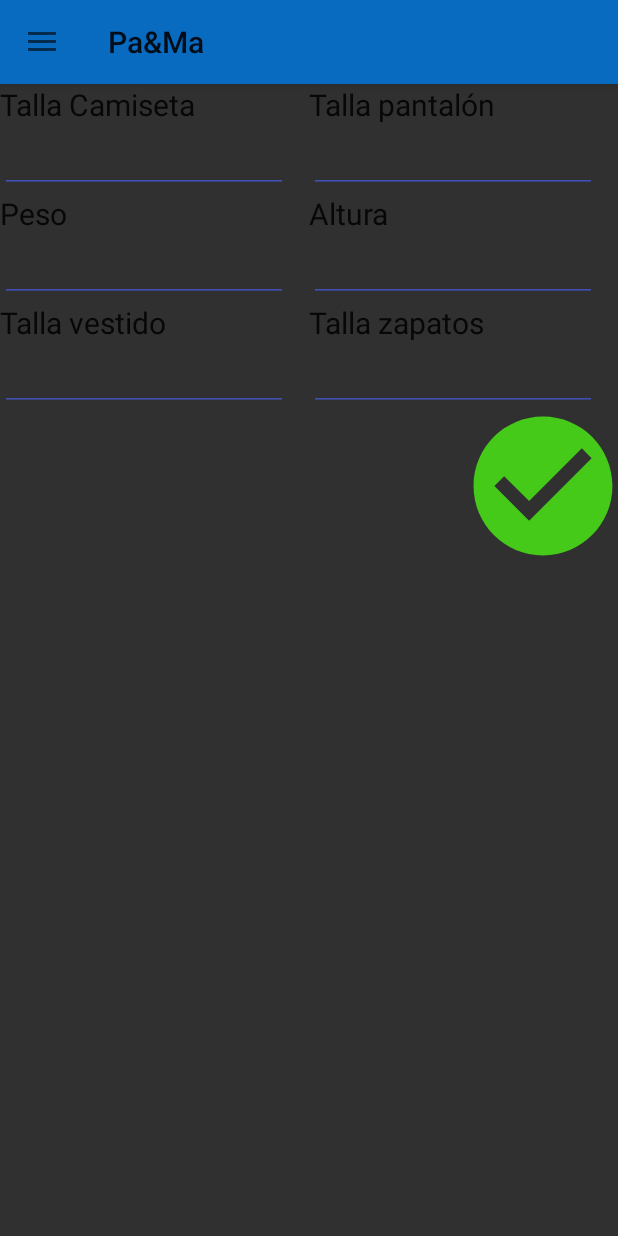
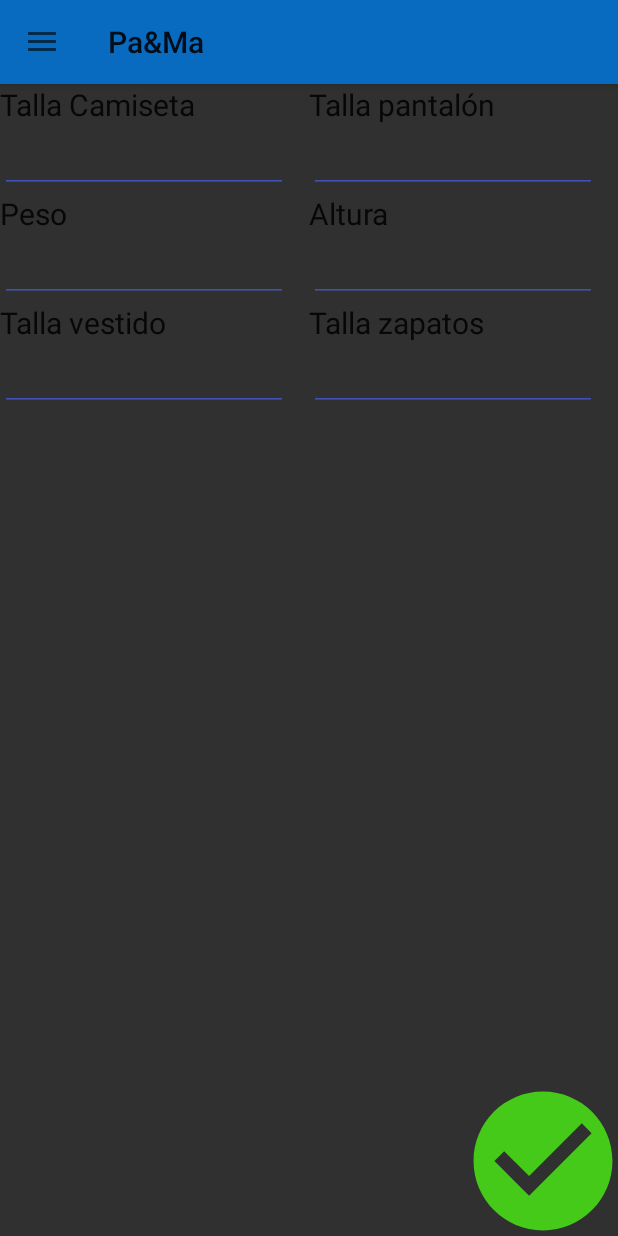
Before and after one commit to davidvolart/pa-ma-frontend, an Android app: the fragment ChildSizesDataFragment placed in its activity, on a phone screen of 412 x 824 dp. Run offline under Robolectric (Android 15) with nearby library versions, the phone set to English and light mode, and no system bars.

Commit message:
add string values and display save sizes button on the bottom

```diff
--- a/app/src/main/java/cat/tfg/pama/ChildPersonalDataFragment.kt
+++ b/app/src/main/java/cat/tfg/pama/ChildPersonalDataFragment.kt
@@ -100,7 +100,7 @@ class ChildPersonalDataFragment : Fragment(), Helper {
         activity?.runOnUiThread(Runnable {
             child_personal_data_name.setText(child.getString("name"));
             child_personal_data_ID.setText(child.getString("id_card"));
-            child_personal_data_health_care_number.setText(child.getString("health_care_number"));
+            child_personal_data_health_care_id.setText(child.getString("health_care_number"));
 
             var birthdate = this.getDateInEuropeanFormat(child.getString("birthdate"))
             child_personal_data_birthdate.setText(birthdate);
@@ -116,7 +116,7 @@ class ChildPersonalDataFragment : Fragment(), Helper {
         val parameters = HashMap<String, String>()
         parameters.put("name", child_personal_data_name.text.toString())
         parameters.put("id_card", child_personal_data_ID.text.toString())
-        parameters.put("health_care_number", child_personal_data_health_care_number.text.toString())
+        parameters.put("health_care_number", child_personal_data_health_care_id.text.toString())
         parameters.put("birthdate", child_personal_data_birthdate.text.toString())
 
         return parameters
--- a/app/src/main/java/cat/tfg/pama/ChildVaccinesDataFragment.kt
+++ b/app/src/main/java/cat/tfg/pama/ChildVaccinesDataFragment.kt
@@ -50,7 +50,7 @@ class ChildVaccinesDataFragment : Fragment(), Helper {
                 when (response.code()) {
                     200 -> {
                         addVaccinesToList(getVaccines(response));
-                        addItemsDivider()
+                        addItemsBottomLine()
                         addListAdapter()
                     }
                     500 -> showMessage(STANDARD_MESSAGE_ERROR)
@@ -73,7 +73,7 @@ class ChildVaccinesDataFragment : Fragment(), Helper {
         transaction.commit()
     }
 
-    private fun addItemsDivider(){
+    private fun addItemsBottomLine(){
         activity?.runOnUiThread(Runnable {
             val itemDecor = DividerItemDecoration(context, HORIZONTAL)
             list_recycler_view.addItemDecoration(itemDecor)
--- a/app/src/main/res/layout/fragment_child_sizes_data.xml
+++ b/app/src/main/res/layout/fragment_child_sizes_data.xml
@@ -8,14 +8,13 @@
         android:layout_width="fill_parent"
         android:layout_height="match_parent"
         android:layout_weight="1"
-        android:orientation="vertical" >
-
+        android:orientation="vertical">
 
         <TextView
             android:id="@+id/tv_child_sizes_shirt"
             android:layout_width="wrap_content"
             android:layout_height="wrap_content"
-            android:text="Talla Camiseta"
+            android:text="@string/shirt_size"
             android:textSize="20dp"
             android:textColor="#070707" />
 
@@ -33,7 +32,7 @@
             android:id="@+id/tv_child_sizes_weight"
             android:layout_width="wrap_content"
             android:layout_height="wrap_content"
-            android:text="Peso"
+            android:text="@string/weight"
             android:textColor="#070707"
             android:textSize="20dp" />
 
@@ -51,7 +50,7 @@
             android:id="@+id/tv_child_sizes_dress"
             android:layout_width="wrap_content"
             android:layout_height="wrap_content"
-            android:text="Talla vestido"
+            android:text="@string/dress_size"
             android:textColor="#070707"
             android:textSize="20dp" />
 
@@ -66,7 +65,7 @@
             android:inputType="text" />
     </LinearLayout>
 
-    <LinearLayout
+    <RelativeLayout
         android:layout_width="fill_parent"
         android:layout_height="match_parent"
         android:layout_weight="1"
@@ -76,7 +75,7 @@
             android:id="@+id/tv_child_sizes_pants"
             android:layout_width="wrap_content"
             android:layout_height="wrap_content"
-            android:text="Talla pantalón"
+            android:text="@string/pants_size"
             android:textColor="#070707"
             android:textSize="20dp" />
 
@@ -84,6 +83,7 @@
             android:id="@+id/child_sizes_pants"
             android:layout_width="wrap_content"
             android:layout_height="wrap_content"
+            android:layout_below="@id/tv_child_sizes_pants"
             android:backgroundTint="@color/colorBlueDark"
             android:ems="9"
             android:textColor="#FDFBFB"
@@ -94,7 +94,8 @@
             android:id="@+id/tv_child_sizes_height"
             android:layout_width="wrap_content"
             android:layout_height="wrap_content"
-            android:text="Altura"
+            android:layout_below="@id/child_sizes_pants"
+            android:text="@string/height"
             android:textColor="#070707"
             android:textSize="20dp" />
 
@@ -102,6 +103,7 @@
             android:id="@+id/child_sizes_height"
             android:layout_width="wrap_content"
             android:layout_height="wrap_content"
+            android:layout_below="@id/tv_child_sizes_height"
             android:backgroundTint="@color/colorBlueDark"
             android:ems="9"
             android:textColor="#FDFBFB"
@@ -112,7 +114,8 @@
             android:id="@+id/tv_child_sizes_shoes"
             android:layout_width="wrap_content"
             android:layout_height="wrap_content"
-            android:text="Talla zapatos"
+            android:layout_below="@id/child_sizes_height"
+            android:text="@string/shoes_size"
             android:textColor="#070707"
             android:textSize="20dp" />
 
@@ -120,6 +123,7 @@
             android:id="@+id/child_sizes_shoes"
             android:layout_width="wrap_content"
             android:layout_height="wrap_content"
+            android:layout_below="@id/tv_child_sizes_shoes"
             android:backgroundTint="@color/colorBlueDark"
             android:ems="9"
             android:textColor="#FDFBFB"
@@ -130,14 +134,10 @@
             android:id="@+id/child_sizes_data_save"
             android:layout_width="100dp"
             android:layout_height="100dp"
-            android:layout_gravity="right"
+            android:layout_alignParentBottom="true"
+            android:layout_alignParentRight="true"
             android:background="@drawable/button_social"
             android:scaleType="fitCenter"
-            android:layout_marginBottom="0dp"
-            android:src="@drawable/ic_save"
-            android:layout_alignParentRight="true"
-            android:layout_alignParentBottom="true"/>
-
-    </LinearLayout>
-
+            android:src="@drawable/ic_save" />
+    </RelativeLayout>
 </LinearLayout>
--- a/app/src/main/res/layout/fragment_child_vaccines_data.xml
+++ b/app/src/main/res/layout/fragment_child_vaccines_data.xml
@@ -14,8 +14,8 @@
 
     <ImageButton
         android:id="@+id/child_vaccines_data_save"
-        android:layout_width="200px"
-        android:layout_height="200px"
+        android:layout_width="100dp"
+        android:layout_height="100dp"
         android:background="@drawable/button_social"
         android:scaleType="fitCenter"
         android:layout_alignParentBottom="true"
--- a/app/src/main/res/values/strings.xml
+++ b/app/src/main/res/values/strings.xml
@@ -21,4 +21,15 @@
     <string name="cancel">Cancelar</string>
     <string name="vaccine_name">Nombre vacuna</string>
     <string name="date">Fecha</string>
+    <string name="id">DNI/NIE</string>
+    <string name="id_hint">12345678G</string>
+    <string name="health_care_number">Numero de la targeta sanitaria</string>
+    <string name="health_care_number_hint">GaFe0981104005</string>
+    <string name="birthdate">Fecha nacimiento</string>
+    <string name="shirt_size">Talla Camiseta</string>
+    <string name="weight">Peso</string>
+    <string name="dress_size">Talla vestido</string>
+    <string name="pants_size">Talla pantalón</string>
+    <string name="height">Altura</string>
+    <string name="shoes_size">Talla zapatos</string>
 </resources>
```
Also changed, not shown: app/src/main/res/layout/fragment_child_personal_data.xml (+10 -12 lines).
